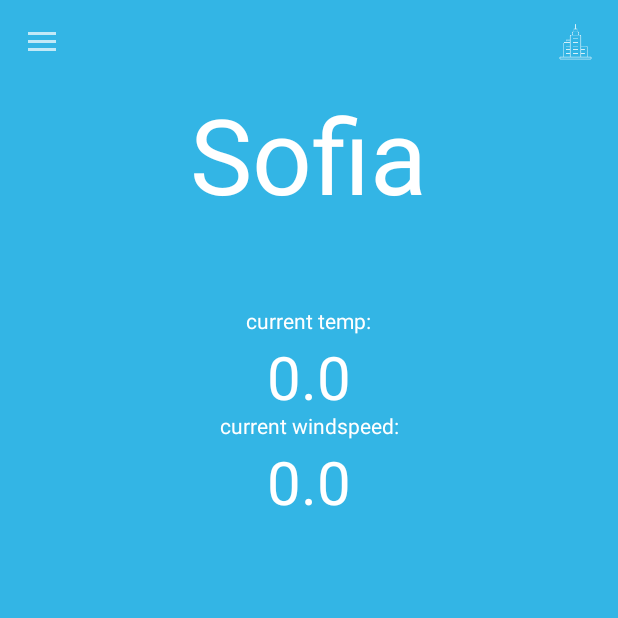
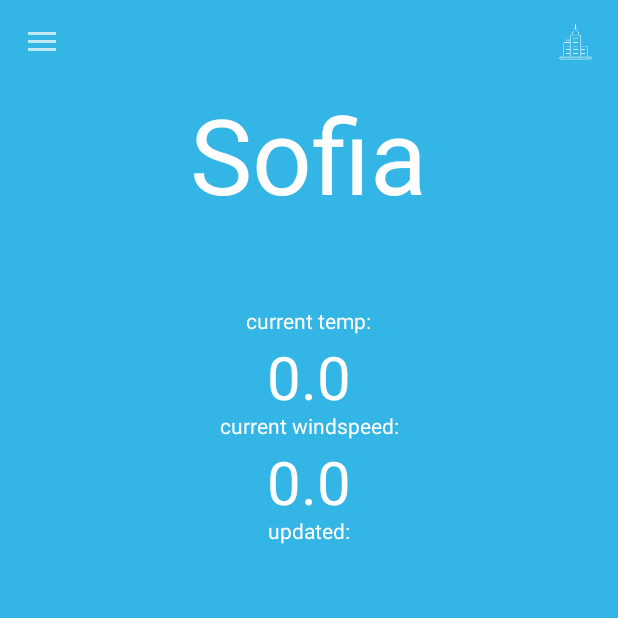
Before and after one commit to dimitev/WeatherMe, an Android app: the screen it shows after launch (MainActivity), on a phone screen of 412 x 824 dp, the top half of it. Run offline under Robolectric (Android 15) with nearby library versions, the phone set to English and light mode, and no system bars; our stand-ins replace data binding; libraries missing offline, so code that uses them is left out: com.loopj.android, cz.msebera.android; 10 statements that could not run were skipped.

Commit message:
Shows last updated

```diff
--- a/app/src/main/res/layout/current_content.xml
+++ b/app/src/main/res/layout/current_content.xml
@@ -89,5 +89,25 @@
             android:textAlignment="center"
             android:textSize="40dp"
             android:textColor="@android:color/white"/>
+        <TextView
+            android:id="@+id/txtCityUpdatedView"
+            android:layout_width="200dp"
+            android:layout_height="20dp"
+            android:layout_below="@+id/txtCityWind"
+            android:layout_centerHorizontal="true"
+            android:text="updated:"
+            android:textAlignment="center"
+            android:textColor="@android:color/white"/>
+
+        <TextView
+            android:id="@+id/txtCityUpdated"
+            android:layout_width="wrap_content"
+            android:layout_height="50dp"
+            android:layout_below="@+id/txtCityUpdatedView"
+            android:layout_centerHorizontal="true"
+            android:text="@{state.lastUpdated}"
+            android:textAlignment="center"
+            android:textSize="16dp"
+            android:textColor="@android:color/white"/>
     </RelativeLayout>
 </layout>
```
